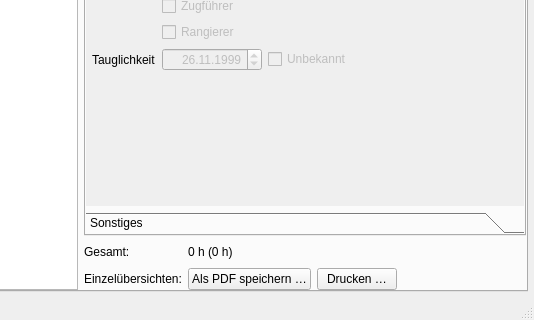
Before: the Qt Designer form Programm/personalwindow.ui in philjosch/Einsatzplaner, drawn with Qt 5; both pictures show x 151 to 685 and y 287 to 607 of the 685 by 607 pixel window.
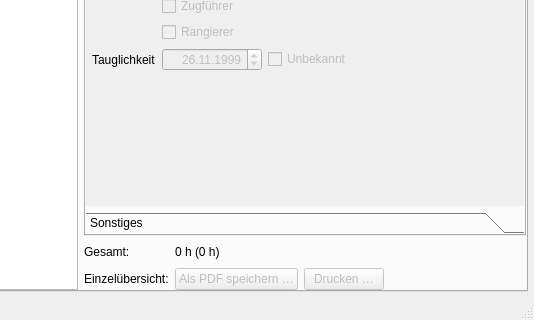
After: the same form once the commit is applied. The open tabs and pages were chosen to show the change.

```diff
--- a/Programm/personalwindow.ui
+++ b/Programm/personalwindow.ui
@@ -2065,19 +2065,25 @@
           <item row="1" column="0">
            <widget class="QLabel" name="label_2">
             <property name="text">
-             <string>Einzelübersichten:</string>
+             <string>Einzelübersicht:</string>
             </property>
            </widget>
           </item>
           <item row="1" column="1">
-           <widget class="QPushButton" name="pushPDFEinzel">
+           <widget class="QPushButton" name="pushEinzelPDF">
+            <property name="enabled">
+             <bool>false</bool>
+            </property>
             <property name="text">
              <string>Als PDF speichern …</string>
             </property>
            </widget>
           </item>
           <item row="1" column="2">
-           <widget class="QPushButton" name="pushPrintEinzel">
+           <widget class="QPushButton" name="pushEinzelDrucken">
+            <property name="enabled">
+             <bool>false</bool>
+            </property>
             <property name="text">
              <string>Drucken …</string>
             </property>
```
Left out of the diff: 154 changed lines with no effect on the pictures.
